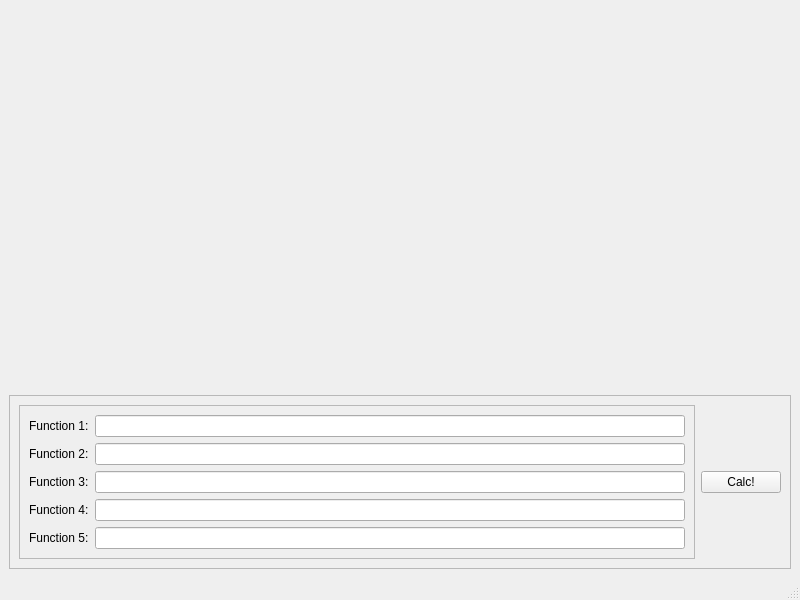
Old version of the form QtPollyNom/mainwindow.ui in the repository tristhaus/QtPollyNom.
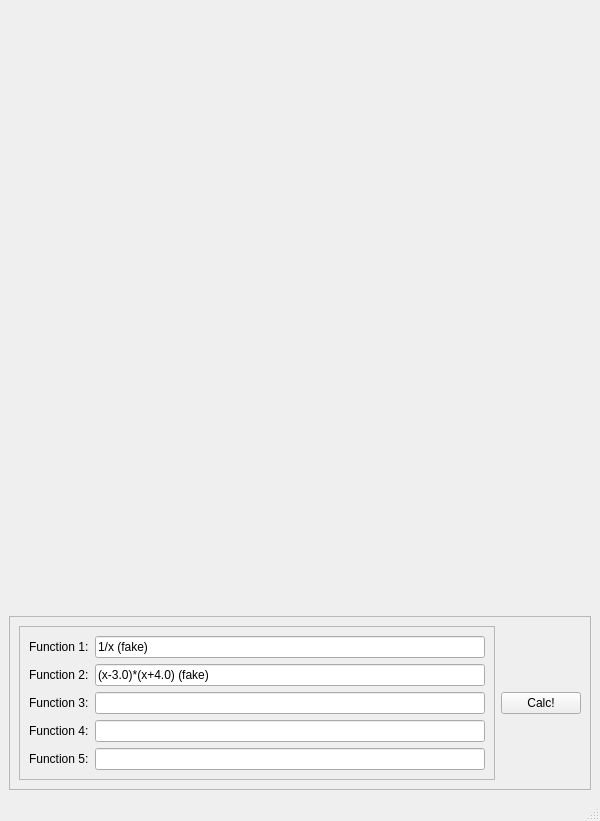
New version of the form. Custom widgets are drawn as their Qt base class.

The edit to the form file:
```diff
--- a/QtPollyNom/mainwindow.ui
+++ b/QtPollyNom/mainwindow.ui
@@ -6,8 +6,8 @@
    <rect>
     <x>0</x>
     <y>0</y>
-    <width>800</width>
-    <height>600</height>
+    <width>600</width>
+    <height>821</height>
    </rect>
   </property>
   <property name="windowTitle">
@@ -54,7 +54,11 @@
              </widget>
             </item>
             <item>
-             <widget class="QLineEdit" name="funcLineEdit0"/>
+             <widget class="QLineEdit" name="funcLineEdit0">
+              <property name="text">
+               <string>1/x (fake)</string>
+              </property>
+             </widget>
             </item>
            </layout>
           </item>
@@ -68,7 +72,11 @@
              </widget>
             </item>
             <item>
-             <widget class="QLineEdit" name="funcLineEdit1"/>
+             <widget class="QLineEdit" name="funcLineEdit1">
+              <property name="text">
+               <string>(x-3.0)*(x+4.0) (fake)</string>
+              </property>
+             </widget>
             </item>
            </layout>
           </item>
```
Left out of the diff: 2 changed lines with no effect on the pictures.
